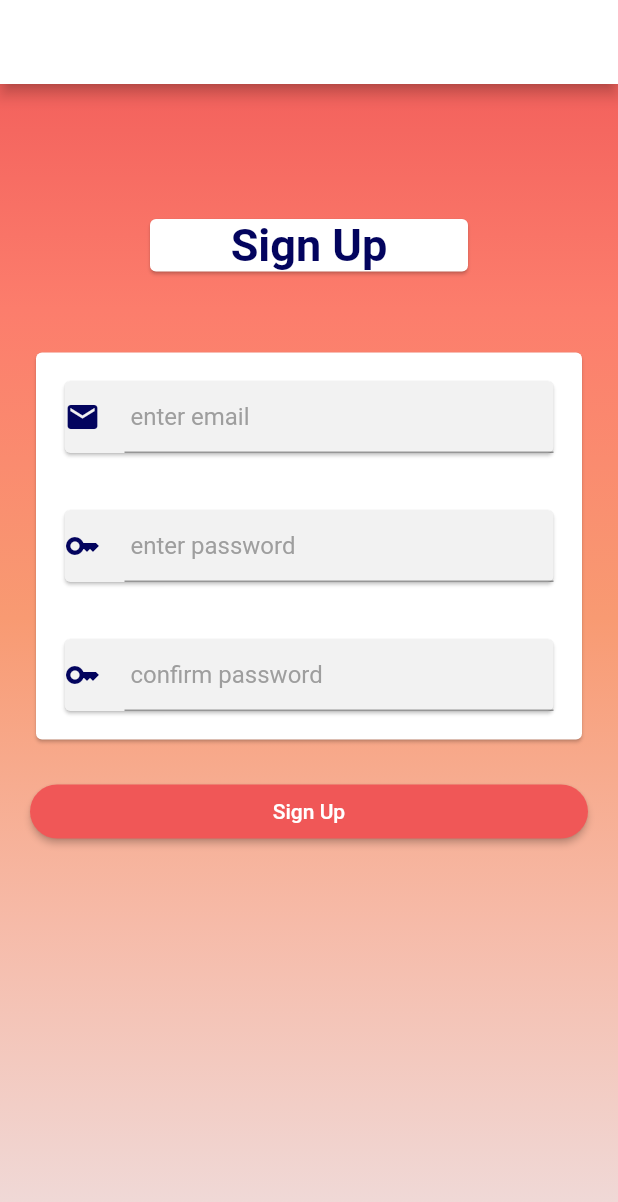
After one commit to shxntanu/AutoInsight, a Flutter app: the screen it shows after launch, after a tap on "Sign Up", on a phone screen of 412 x 824 dp. The commit adds this screen. Shown: the top 1202 px of the screen. Run offline on Flutter 3.47's test engine with Material 2 defaults, Android fonts, the phone set to English and light mode, and no system bars; our stand-ins replace camera, firebase_auth, firebase_core, get; accounts and stored records are empty; network calls fail.

Commit message:
Refactored name of SignIn page to SignUp Page

```diff
--- a/autoinsight/lib/main.dart
+++ b/autoinsight/lib/main.dart
@@ -2,7 +2,7 @@ import 'package:firebase_core/firebase_core.dart';
 import 'package:flutter/material.dart';
 import 'package:get/get.dart';
 
-import '../screens/onboarding/signin_page.dart';
+import 'screens/onboarding/signup_page.dart';
 import '../screens/camera_page/camera_page.dart';
 import '../screens/camera_page/video_page.dart';
 
@@ -24,9 +24,9 @@ class MyApp extends StatelessWidget {
 
     return GetMaterialApp(
       title: 'AutoInsight',
-      home: SignInPage(),
+      home: SignUpPage(),
       getPages: [
-        GetPage(name: '/', page: () => SignInPage()),
+        GetPage(name: '/', page: () => SignUpPage()),
         GetPage(name: '/camera', page: () => const CameraPage()),
       ],
     );
--- /dev/null
+++ b/autoinsight/lib/screens/onboarding/signup_page.dart
@@ -0,0 +1,129 @@
+import 'package:flutter/material.dart';
+import 'package:get/get.dart';
+import 'package:firebase_auth/firebase_auth.dart';
+
+import '../onboarding/components/signin_textfield.dart';
+
+class SignUpPage extends StatelessWidget {
+
+  final _ctr1 = TextEditingController();
+  final _ctr2 = TextEditingController();
+  final _ctrConfirm = TextEditingController();
+
+  final _auth = FirebaseAuth.instance;
+
+  @override
+  Widget build(BuildContext context) {
+    return Container(
+      decoration: const BoxDecoration(
+          gradient: LinearGradient(
+              begin: Alignment.topCenter,
+              end: Alignment.bottomCenter,
+              colors: [
+            Color.fromARGB(255, 240, 87, 87),
+            Color.fromARGB(255, 252, 125, 108),
+            Color.fromARGB(255, 248, 154, 114),
+            Color.fromARGB(255, 246, 187, 169),
+            Color.fromARGB(255, 239, 220, 220)
+          ])),
+      child: Scaffold(
+          appBar: AppBar(
+            backgroundColor: Colors.white,
+            foregroundColor: const Color(0xFF03045E),
+          ),
+          backgroundColor: const Color(0x00000000),
+          body: Padding(
+            padding: const EdgeInsets.all(20.0),
+            child: Column(
+                // mainAxisAlignment: MainAxisAlignment.start,
+                crossAxisAlignment: CrossAxisAlignment.stretch,
+                children: [
+                  const Padding(
+                    padding: EdgeInsets.all(50.0),
+                    child: Card(
+                      margin: EdgeInsets.only(top: 20, right: 30, left: 30),
+                      color: Colors.white,
+                      child: Text(
+                        'Sign Up',
+                        style: TextStyle(
+                            color: Color(0xFF03045E),
+                            fontSize: 30,
+                            fontWeight: FontWeight.bold),
+                        textAlign: TextAlign.center,
+                      ),
+                    ),
+                  ),
+                  Card(
+                    color: Colors.white,
+                    child: Column(
+                      children: [
+                        Padding(
+                            padding: const EdgeInsets.all(15.0),
+                            child: SignIn_TextField(
+                              controller: _ctr1,
+                              icon: Icons.email,
+                              hintText: 'enter email',
+                              textType: TextInputType.emailAddress,
+                              obscureText: false,
+                            )),
+                        Padding(
+                          padding: const EdgeInsets.all(15.0),
+                          child: SignIn_TextField(
+                            controller: _ctr2,
+                            icon: Icons.key,
+                            hintText: 'enter password',
+                            textType: TextInputType.visiblePassword,
+                            obscureText: true,
+                          ),
+                        ),
+                        Padding(
+                            padding: const EdgeInsets.all(15.0),
+                            child: SignIn_TextField(
+                              controller: _ctrConfirm,
+                              icon: Icons.key,
+                              hintText: 'confirm password',
+                              textType: TextInputType.visiblePassword,
+                              obscureText: true,
+                            ))
+                      ],
+                    ),
+                  ),
+
+                  const SizedBox(
+                    height: 20,
+                  ),
+
+                  ElevatedButton(
+                    style: ElevatedButton.styleFrom(
+                      foregroundColor: Colors.white,
+                      backgroundColor: const Color.fromARGB(255, 240, 87, 87),
+                      shape: RoundedRectangleBorder(
+                        borderRadius: BorderRadius.circular(32.0),
+                      ),
+                    ),
+                    onPressed: () {
+                      late final user;
+                      if(_ctr2.text == _ctrConfirm.text){
+                        user = _auth.createUserWithEmailAndPassword(
+                          email: _ctr1.text,
+                          password: _ctr2.text
+                        );
+                      }
+
+                      if(user != null) {
+                        Get.to('/camera');
+                      }
+                    },
+                    child: const Text(
+                      "Sign Up",
+                    ),
+                  ),
+                ]),
+          )),
+    );
+  }
+}
+
+// FF7171
+// FA6E00
+// FFB342
```
